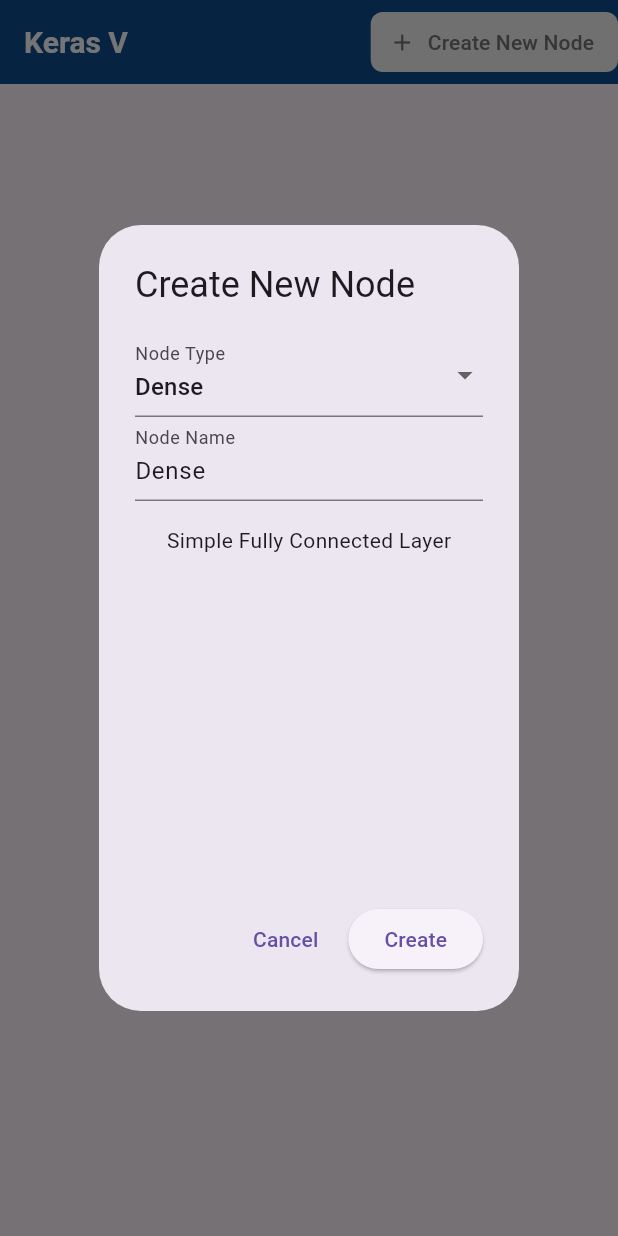
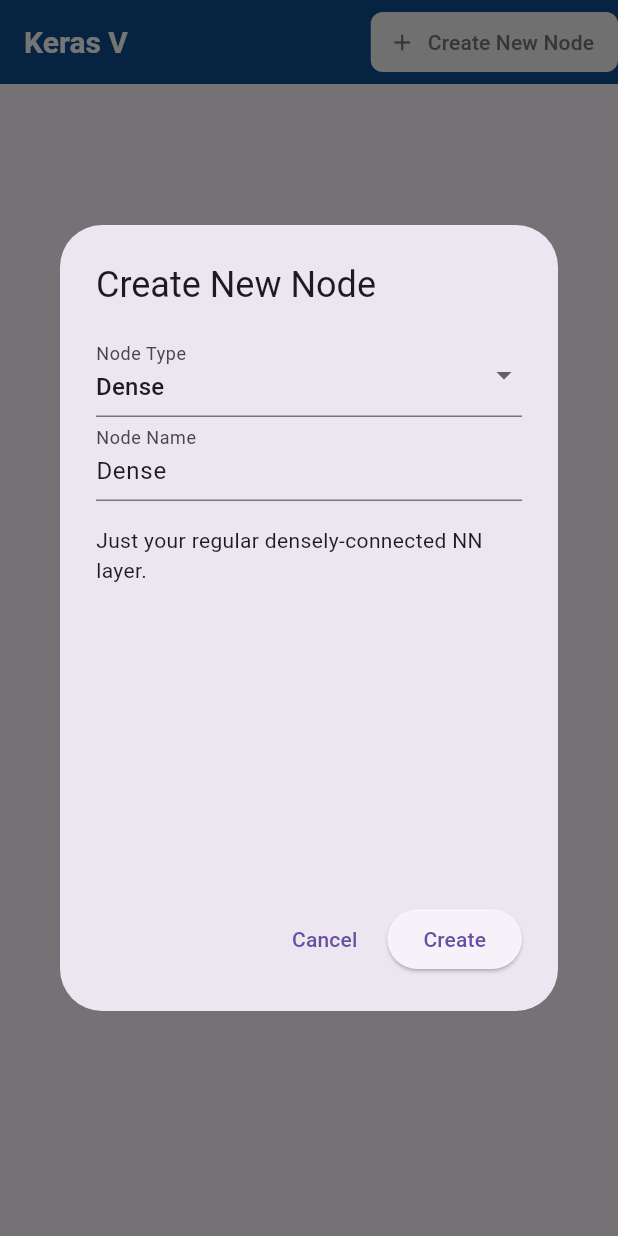
Before and after one commit to tensor-v/tensorV, a Flutter app: the screen it shows after launch, after a tap on "Create New Node", on a phone screen of 412 x 824 dp. Run offline on Flutter 3.47's test engine with Material 3 defaults, Android fonts, the light colour scheme and no system bars.

Commit message:
add nodes.json

```diff
--- /dev/null
+++ b/assets/nodes.json
@@ -0,0 +1,22 @@
+{
+  "Dense": {
+    "name": "Dense",
+    "description": "Just your regular densely-connected NN layer.",
+    "parameters": {
+      "units": {
+        "name": "units",
+        "type": "int",
+        "required": true,
+        "default": "",
+        "description": "Positive integer, dimensionality of the output space."
+      },
+      "activation": {
+        "name": "activation",
+        "type": "string",
+        "required": false,
+        "default": "None",
+        "description": "Activation function to use. If you don't specify anything, no activation is applied (ie. \"linear\" activation: a(x) = x)."
+      }
+    }
+  }
+}
--- a/lib/create_node_dialog.dart
+++ b/lib/create_node_dialog.dart
@@ -1,7 +1,6 @@
 import 'package:flutter/material.dart';
 import 'node_data.dart';
 import 'node_edit.dart';
-
 
 class CreateNodeDialog extends StatefulWidget {
   final void Function(NodeData data) onConfirm;
@@ -18,14 +17,7 @@ class CreateNodeDialog extends StatefulWidget {
 
 class _CreateNodeDialogState extends State<CreateNodeDialog> {
   String selectedType = "Dense";
-  NodeData selectedData = NodeData(
-    name: "Dense",
-    description: "Simple Fully Connected Layer",
-    parameters: {
-      "units": 64,
-      "activation": "relu"
-    }
-  );
+  NodeData selectedData = NodeData.nodeDataMap['Dense']!;
 
   @override
   Widget build(BuildContext context) {
--- a/lib/main.dart
+++ b/lib/main.dart
@@ -1,8 +1,18 @@
 import 'package:flutter/material.dart';
 import 'canvas_page.dart';
+import 'node_data.dart';
 
-void main() {
-  runApp(const MyApp());
+
+Future<void> main() async {
+  WidgetsFlutterBinding.ensureInitialized();
+
+  try {
+    NodeData.nodeDataMap = await loadNodeData();
+  } catch (e, stack) {
+    print("❌ Failed to load node data: $e");
+    print(stack);
+  }
+  runApp(MyApp());
 }
 
 class MyApp extends StatelessWidget {
--- a/lib/node_data.dart
+++ b/lib/node_data.dart
@@ -1,13 +1,76 @@
 
+import 'package:flutter/services.dart' show rootBundle;
+import 'dart:convert';
+
+Future<Map<String, NodeData>> loadNodeData() async {
+  final jsonString = await rootBundle.loadString('assets/nodes.json');
+  final Map<String, dynamic> jsonMap = json.decode(jsonString);
+  return jsonMap.map((key, value) {
+    return MapEntry(key, NodeData.fromJson(value));
+  });
+}
+
+enum ParamType { int, double, string, bool, list, dict }
+
+ParamType parseParamType(String type) {
+  switch (type) {
+    case "int":
+      return ParamType.int;
+    case "double":
+      return ParamType.double;
+    case "string":
+      return ParamType.string;
+    case "bool":
+      return ParamType.bool;
+    case "list":
+      return ParamType.list;
+    case "dict":
+      return ParamType.dict;
+    default:
+      throw Exception("Unknown type: $type");
+  }
+}
+
+class ParamInfo {
+  final String name;
+  final ParamType type;
+  final bool required;
+  final Object? defaultValue;
+  final String description;
+
+  ParamInfo({
+    required this.name,
+    required this.type,
+    required this.required,
+    required this.defaultValue,
+    required this.description});
+
+  factory ParamInfo.fromJson(Map<String, dynamic> json) {
+    return ParamInfo(
+      name: json['name'],
+      type: parseParamType(json['type']),
+      required: json['required'],
+      defaultValue: json['default'],
+      description: json['description']
+    );
+  }
+}
 
 class NodeData {
-  String name;
-  String description;
-  Map<String, Object> parameters;
+  static Map<String, NodeData> nodeDataMap = {};
+  final String name;
+  final String description;
+  final Map<String, ParamInfo> parameters;
 
-  NodeData({
-    required this.name,
-    required this.description,
-    required this.parameters,
-  });
+  NodeData({required this.name, required this.description, required this.parameters});
+
+  factory NodeData.fromJson(Map<String, dynamic> json) {
+    return NodeData(
+      name: json['name'],
+      description: json['description'],
+      parameters: (json['parameters'] as Map<String, dynamic>).map((key, value) {
+        return MapEntry(key, ParamInfo.fromJson(value));
+      })
+    );
+  }
 }
--- a/pubspec.yaml
+++ b/pubspec.yaml
@@ -57,6 +57,9 @@ flutter:
   # the material Icons class.
   uses-material-design: true
 
+  assets:
+    - assets/nodes.json
+
   # To add assets to your application, add an assets section, like this:
   # assets:
   #   - images/a_dot_burr.jpeg
```
